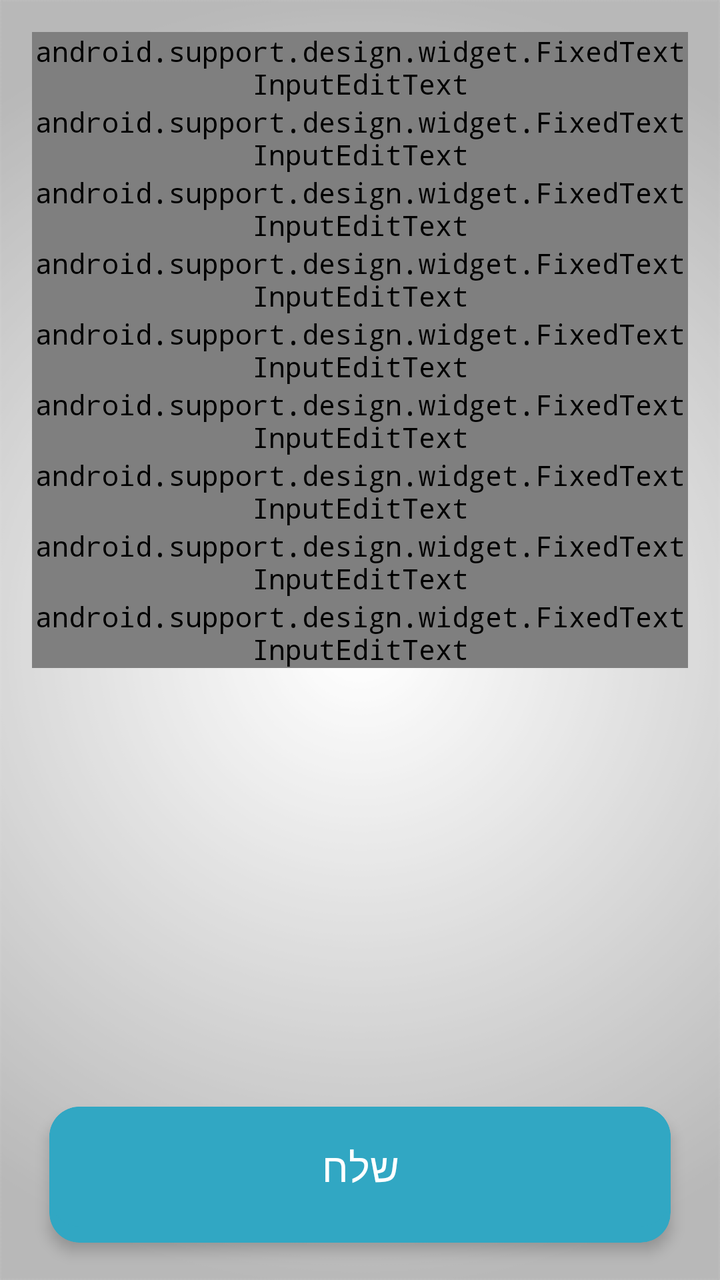
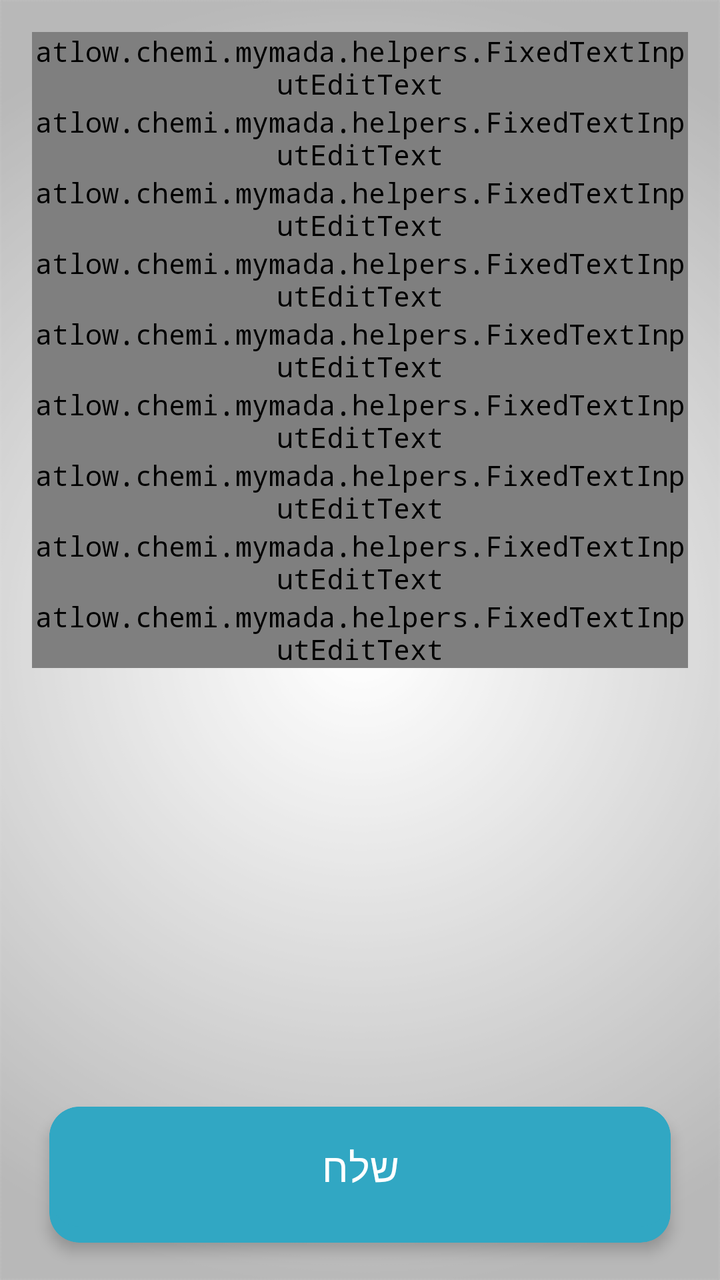

Before-and-after screenshots of an Android layout around one commit, followed by the original layout XML and the change that was made.
<!-- AndroidManifest.xml: application theme AppTheme -->
<!-- res/layout/activity_main.xml -->
<?xml version="1.0" encoding="utf-8"?>
<RelativeLayout xmlns:android="http://schemas.android.com/apk/res/android"
    xmlns:app="http://schemas.android.com/apk/res-auto"
    xmlns:tools="http://schemas.android.com/tools"
    android:layout_width="match_parent"
    android:layout_height="match_parent"
    android:fitsSystemWindows="true"
    android:id="@+id/main3">
    <RelativeLayout
        android:layout_width="match_parent"
        android:layout_height="match_parent"
        android:paddingLeft="@dimen/activity_horizontal_margin"
        android:paddingRight="@dimen/activity_horizontal_margin"
        android:paddingTop="@dimen/activity_vertical_margin"
        android:paddingBottom="@dimen/activity_vertical_margin"
        android:layout_marginBottom="10dp"
        android:layoutDirection="ltr"
        android:layout_above="@id/tofes_card_view"
        app:layout_behavior="@string/appbar_scrolling_view_behavior"
        android:id="@+id/rap">
            <androidx.core.widget.NestedScrollView
        android:layout_width="wrap_content"
        android:layout_height="wrap_content"
        android:id="@+id/scM">
    <RelativeLayout
        android:layout_width="wrap_content"
        android:layout_height="wrap_content">
        <com.google.android.material.textfield.TextInputLayout
        android:id="@+id/M1ambulanceNumber"
        android:layout_width="match_parent"
        android:layout_height="wrap_content">
            <android.support.design.widget.FixedTextInputEditText
                android:id="@+id/M1txt1E"
                android:layout_width="match_parent"
                android:layout_height="wrap_content"
                android:singleLine="true"
                android:gravity="start"
                android:maxLength="4"
                android:inputType="numberDecimal"
                android:hint="@string/ambN" />
    </com.google.android.material.textfield.TextInputLayout>
        <com.google.android.material.textfield.TextInputLayout
            android:id="@+id/M1visaNumber"
            android:layout_below="@+id/M1ambulanceNumber"
            android:layout_width="match_parent"
            android:layout_height="wrap_content">
            <android.support.design.widget.FixedTextInputEditText
                android:id="@+id/M1visaT"
                android:layout_width="match_parent"
                android:layout_height="wrap_content"
                android:singleLine="true"
                android:gravity="start"
                android:maxLength="4"
                android:inputType="numberDecimal"
                android:hint="@string/visa" />
        </com.google.android.material.textfield.TextInputLayout>
        <com.google.android.material.textfield.TextInputLayout
            android:id="@+id/M1address"
            android:layout_below="@+id/M1visaNumber"
            android:layout_width="match_parent"
            android:layout_height="wrap_content">

            <android.support.design.widget.FixedTextInputEditText
                android:id="@+id/M1addressT"
                android:layout_width="match_parent"
                android:layout_height="wrap_content"
                android:singleLine="true"
                android:gravity="start"
                android:inputType="text"
                android:hint="@string/address" />
        </com.google.android.material.textfield.TextInputLayout>
        <com.google.android.material.textfield.TextInputLayout
            android:id="@+id/M1HoleNifga"
            android:layout_below="@+id/M1address"
            android:layout_width="match_parent"
            android:layout_height="wrap_content">

            <android.support.design.widget.FixedTextInputEditText
                android:id="@+id/M1txt2E"
                android:layout_width="match_parent"
                android:layout_height="wrap_content"
                android:singleLine="true"
                android:gravity="start"
                android:inputType="number"
                android:hint="@string/HN" />
        </com.google.android.material.textfield.TextInputLayout>
        <com.google.android.material.textfield.TextInputLayout
        android:id="@+id/M1Hitchayvut"
            android:layout_below="@+id/M1HoleNifga"
        android:layout_width="match_parent"
        android:layout_height="wrap_content">

        <android.support.design.widget.FixedTextInputEditText
            android:id="@+id/M1txt3"
            android:layout_width="match_parent"
            android:layout_height="wrap_content"
            android:singleLine="true"
            android:gravity="start"
            android:inputType="numberDecimal"
            android:hint="@string/HT" />
    </com.google.android.material.textfield.TextInputLayout>
        <com.google.android.material.textfield.TextInputLayout
            android:id="@+id/M1Schum"
            android:layout_below="@+id/M1Hitchayvut"
            android:layout_width="match_parent"
            android:layout_height="wrap_content">

            <android.support.design.widget.FixedTextInputEditText
                android:id="@+id/M1txt6E"
                android:layout_width="match_parent"
                android:layout_height="wrap_content"
                android:singleLine="true"
                android:gravity="start"
                android:maxLength="4"
                android:inputType="number"
                android:hint="@string/SUM" />
        </com.google.android.material.textfield.TextInputLayout>
        <com.google.android.material.textfield.TextInputLayout
            android:id="@+id/M1firstName"
            android:layout_below="@+id/M1Schum"
            android:layout_width="match_parent"
            android:layout_height="wrap_content">

            <android.support.design.widget.FixedTextInputEditText
                android:id="@+id/M1txt4E"
                android:layout_width="match_parent"
                android:layout_height="wrap_content"
                android:singleLine="true"
                android:gravity="start"
                android:inputType="text"
                android:hint="@string/Fna" />
        </com.google.android.material.textfield.TextInputLayout>
        <com.google.android.material.textfield.TextInputLayout
            android:id="@+id/M1familyName"
            android:layout_below="@+id/M1firstName"
            android:layout_width="match_parent"
            android:layout_height="wrap_content">

            <android.support.design.widget.FixedTextInputEditText
                android:id="@+id/M1txt5"
                android:layout_width="match_parent"
                android:layout_height="wrap_content"
                android:singleLine="true"
                android:gravity="start"
                android:imeOptions="actionNext"
                android:inputType="text"
                android:hint="@string/Lna" />
        </com.google.android.material.textfield.TextInputLayout>

        <com.google.android.material.textfield.TextInputLayout
            android:id="@+id/M1MedicalCode"
            android:layout_below="@+id/M1familyName"
            android:layout_width="match_parent"
            android:layout_height="wrap_content">

            <android.support.design.widget.FixedTextInputEditText
                android:id="@+id/M1button2"
                android:layout_width="match_parent"
                android:layout_height="wrap_content"
                android:singleLine="true"
                android:gravity="start"
                android:focusable="false"
                android:inputType="number"
                android:imeOptions="actionNext"
                android:hint="@string/pickC" />
        </com.google.android.material.textfield.TextInputLayout>
    </RelativeLayout>
    </androidx.core.widget.NestedScrollView>
    </RelativeLayout>
    <androidx.cardview.widget.CardView
        android:id="@+id/tofes_card_view"
        android:layout_width="match_parent"
        android:layout_height="wrap_content"
        android:layout_gravity="center"
        app:cardBackgroundColor="@color/ColorNice"
        app:cardCornerRadius="15dp"
        app:cardUseCompatPadding="true"
        android:layout_alignParentBottom="true"
        android:layout_centerHorizontal="true"
        android:layout_marginBottom="8dp"
        android:layout_marginStart="@dimen/activity_vertical_margin"
        android:layout_marginEnd="@dimen/activity_vertical_margin"
        app:cardElevation="4dp">
    <Button
        android:id="@+id/M1btnN"
        android:layout_width="match_parent"
        android:layout_height="60dp"
        android:paddingEnd="@dimen/activity_horizontal_margin"
        android:paddingStart="@dimen/activity_horizontal_margin"
        android:layout_marginBottom="8dp"
        android:background="@drawable/btns_new"
        android:gravity="center|center_horizontal|center_vertical"
        android:text="@string/succ"
        android:textColor="#FFF"
        android:textSize="20sp" />
    </androidx.cardview.widget.CardView>
</RelativeLayout>
<!-- resources referenced by this layout -->
<resources>
  <color name="ColorNice">#31a7c3</color>
  <dimen name="activity_horizontal_margin">16dp</dimen>
  <dimen name="activity_vertical_margin">16dp</dimen>
  <!-- drawable btns_new (drawable) -->
  <?xml version="1.0" encoding="utf-8"?>
  <shape xmlns:android="http://schemas.android.com/apk/res/android"
      android:shape="rectangle">
      <corners android:radius="15dp" />
      <solid android:color="@color/ColorNice" />
      <padding
          android:right="0dp"
          android:left="0dp"
          android:bottom="0dp"
          android:top="0dp" />
      <stroke
          android:width="0dp"
          android:color="#1e869f" />
  </shape>
  <string name="Fna">שם פרטי</string>
  <string name="HN">חולה נפגע</string>
  <string name="HT">התחייבות</string>
  <string name="Lna">שם משפחה</string>
  <string name="SUM">סכום</string>
  <string name="address">כתובת אירוע</string>
  <string name="ambN">מספר אמבולנס</string>
  <string name="pickC">לחץ לבחירת קוד</string>
  <string name="succ">שלח</string>
  <string name="visa">מספר ויזה</string>
  <style name="AppTheme" parent="Theme.AppCompat.Light">
          
          <item name="android:textColor">@color/Black</item>
          <item name="colorPrimary">@color/ColorPrimary</item>
          <item name="colorPrimaryDark">@color/ColorPrimaryDark</item>
          <item name="android:textColorHintInverse">@color/ColorBlue</item>
          <item name="actionBarTheme">@style/ThemeOverlay.AppCompat.Dark.ActionBar</item>
          <item name="buttonStyle">@style/FButton</item>
          <item name="android:buttonStyle">@style/FButton</item>
          <item name="colorAccent">@color/materialGrey300</item>
          
          <item name="android:actionMenuTextColor">@color/Black</item>
          <item name="android:itemBackground">@color/materialGrey300</item>
          <item name="android:textColorSecondary">@color/ColorRedDark</item>
          <item name="android:windowBackground">@drawable/ic_bgg</item>
          <item name="android:typeface">monospace</item>
  
          <item name="android:textColorHint">@color/ColorAqua</item>
          <item name="colorControlNormal">@color/ColorBlue</item>
          <item name="colorControlActivated">@color/ColorAqua</item>
          
          <item name="colorControlHighlight">@android:color/transparent</item>
      </style>
  <color name="Black">#000000</color>
  <color name="ColorPrimary">#10133b</color>
  <color name="ColorPrimaryDark">#1a1d4b</color>
  <color name="ColorBlue">#98194853</color>
  <style name="FButton" parent="Theme.AppCompat.Light">
          <item name="colorControlHighlight">@color/ColorBlue</item>
          <item name="android:textColor">@color/ColorAqua</item>
          <item name="android:textSize">20sp</item>
      </style>
  <color name="materialGrey300">#ffe0e0e0</color>
  <color name="ColorRedDark">#6b0000</color>
  <!-- drawable ic_bgg: png bitmap (drawable, 33899 bytes) -->
  <color name="ColorAqua">#32a7c3</color>
</resources>

<!-- the commit's change to res/layout/activity_main.xml (unified diff, before → after) -->
@@ -29,7 +29,7 @@
         android:id="@+id/M1ambulanceNumber"
         android:layout_width="match_parent"
         android:layout_height="wrap_content">
-            <android.support.design.widget.FixedTextInputEditText
+            <atlow.chemi.mymada.helpers.FixedTextInputEditText
                 android:id="@+id/M1txt1E"
                 android:layout_width="match_parent"
                 android:layout_height="wrap_content"
@@ -44,7 +44,7 @@
             android:layout_below="@+id/M1ambulanceNumber"
             android:layout_width="match_parent"
             android:layout_height="wrap_content">
-            <android.support.design.widget.FixedTextInputEditText
+            <atlow.chemi.mymada.helpers.FixedTextInputEditText
                 android:id="@+id/M1visaT"
                 android:layout_width="match_parent"
                 android:layout_height="wrap_content"
@@ -60,7 +60,7 @@
             android:layout_width="match_parent"
             android:layout_height="wrap_content">
 
-            <android.support.design.widget.FixedTextInputEditText
+            <atlow.chemi.mymada.helpers.FixedTextInputEditText
                 android:id="@+id/M1addressT"
                 android:layout_width="match_parent"
                 android:layout_height="wrap_content"
@@ -75,7 +75,7 @@
             android:layout_width="match_parent"
             android:layout_height="wrap_content">
 
-            <android.support.design.widget.FixedTextInputEditText
+            <atlow.chemi.mymada.helpers.FixedTextInputEditText
                 android:id="@+id/M1txt2E"
                 android:layout_width="match_parent"
                 android:layout_height="wrap_content"
@@ -90,7 +90,7 @@
         android:layout_width="match_parent"
         android:layout_height="wrap_content">
 
-        <android.support.design.widget.FixedTextInputEditText
+        <atlow.chemi.mymada.helpers.FixedTextInputEditText
             android:id="@+id/M1txt3"
             android:layout_width="match_parent"
             android:layout_height="wrap_content"
@@ -105,7 +105,7 @@
             android:layout_width="match_parent"
             android:layout_height="wrap_content">
 
-            <android.support.design.widget.FixedTextInputEditText
+            <atlow.chemi.mymada.helpers.FixedTextInputEditText
                 android:id="@+id/M1txt6E"
                 android:layout_width="match_parent"
                 android:layout_height="wrap_content"
@@ -121,7 +121,7 @@
             android:layout_width="match_parent"
             android:layout_height="wrap_content">
 
-            <android.support.design.widget.FixedTextInputEditText
+            <atlow.chemi.mymada.helpers.FixedTextInputEditText
                 android:id="@+id/M1txt4E"
                 android:layout_width="match_parent"
                 android:layout_height="wrap_content"
@@ -136,7 +136,7 @@
             android:layout_width="match_parent"
             android:layout_height="wrap_content">
 
-            <android.support.design.widget.FixedTextInputEditText
+            <atlow.chemi.mymada.helpers.FixedTextInputEditText
                 android:id="@+id/M1txt5"
                 android:layout_width="match_parent"
                 android:layout_height="wrap_content"
@@ -153,7 +153,7 @@
             android:layout_width="match_parent"
             android:layout_height="wrap_content">
 
-            <android.support.design.widget.FixedTextInputEditText
+            <atlow.chemi.mymada.helpers.FixedTextInputEditText
                 android:id="@+id/M1button2"
                 android:layout_width="match_parent"
                 android:layout_height="wrap_content"
